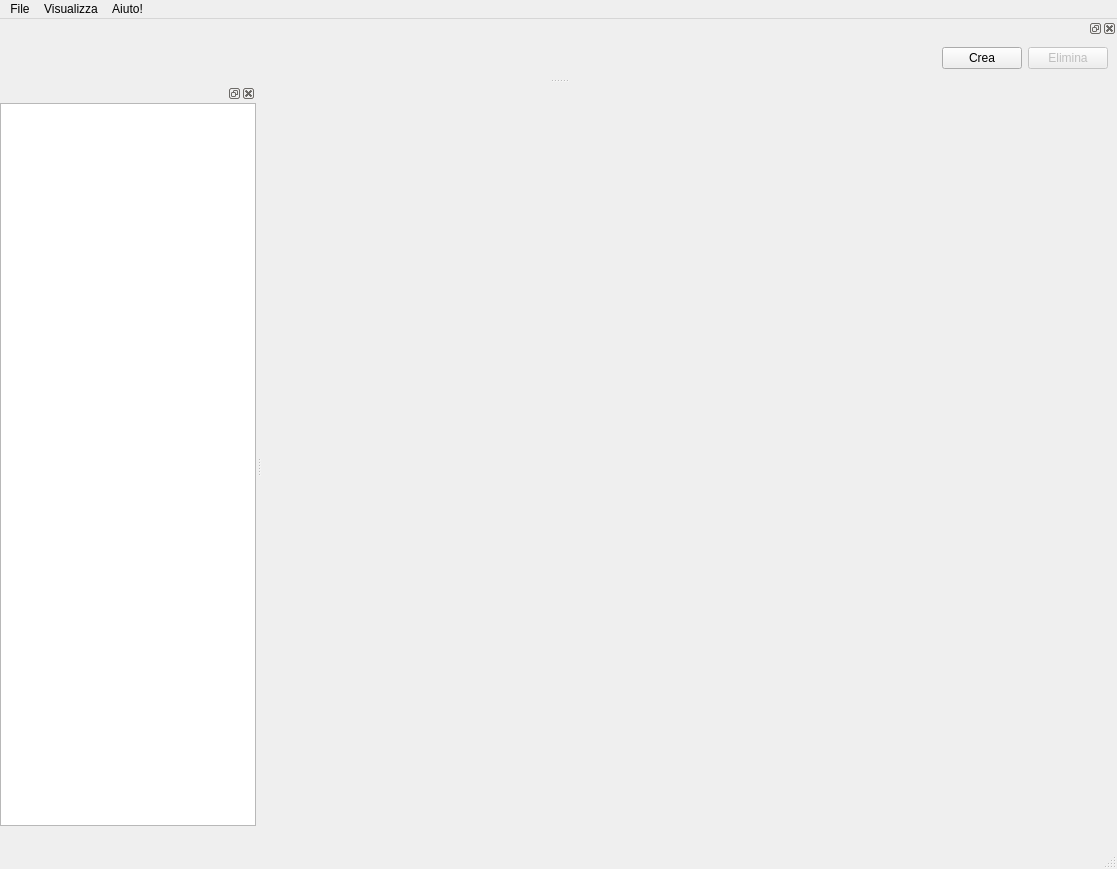
First picture: the form in Thinkzone-gui/gui/conversations.ui, repository portaloffreedom/ThinkZone, before the edit.
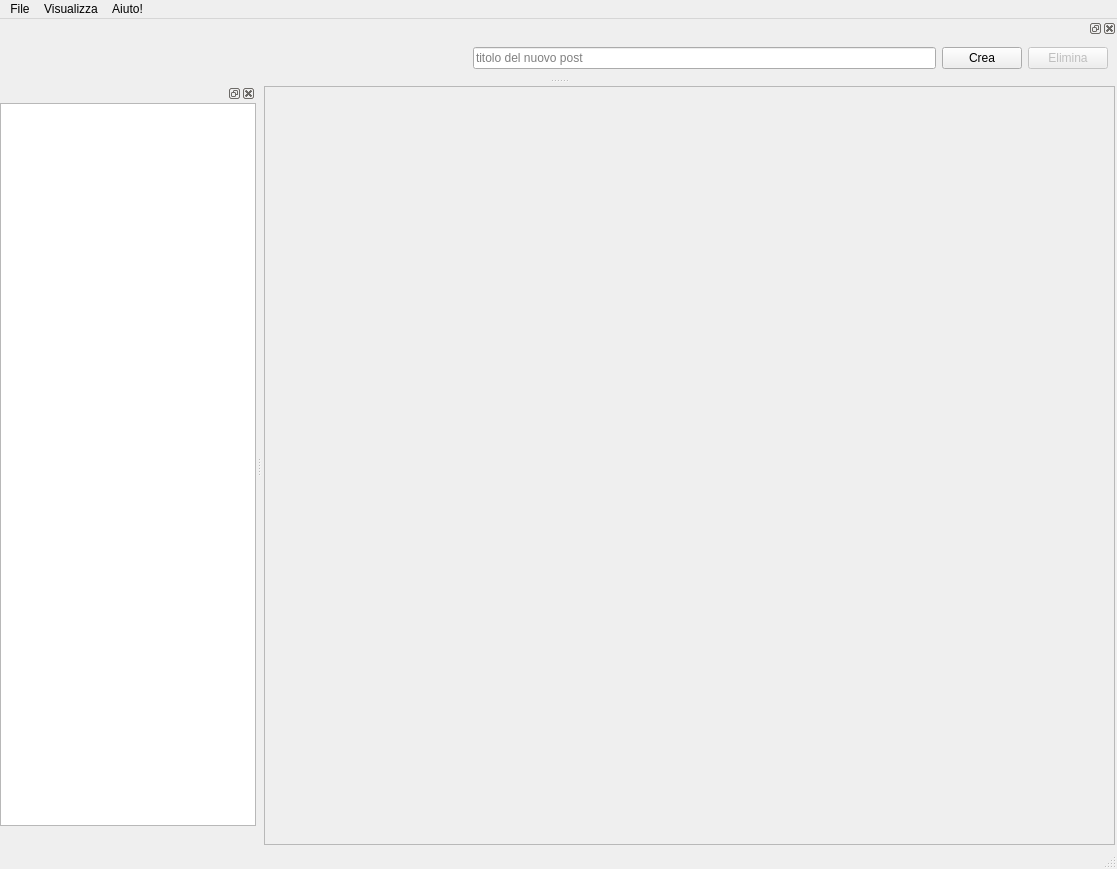
Second picture: the form after the edit. Icons and pictures are not drawn.

Commit message: Implementata creazione dei post. Implementati più post per pagina

Diff of the .ui file:
```diff
--- a/Thinkzone-gui/gui/conversations.ui
+++ b/Thinkzone-gui/gui/conversations.ui
@@ -14,7 +14,7 @@
    <string>MainWindow</string>
   </property>
   <widget class="QWidget" name="centralwidget">
-   <layout class="QVBoxLayout" name="verticalLayout">
+   <layout class="QHBoxLayout" name="horizontalLayout">
     <property name="spacing">
      <number>2</number>
     </property>
@@ -22,39 +22,21 @@
      <number>2</number>
     </property>
     <item>
-     <widget class="QWidget" name="post_area" native="true">
-      <layout class="QVBoxLayout" name="verticalLayout_3">
-       <property name="margin">
-        <number>0</number>
+     <widget class="QScrollArea" name="scrollArea">
+      <property name="widgetResizable">
+       <bool>true</bool>
+      </property>
+      <widget class="QWidget" name="scrollAreaWidgetContents">
+       <property name="geometry">
+        <rect>
+         <x>0</x>
+         <y>0</y>
+         <width>849</width>
+         <height>725</height>
+        </rect>
        </property>
-       <item>
-        <widget class="QWidget" name="TextareaContainer" native="true">
-         <property name="sizePolicy">
-          <sizepolicy hsizetype="Preferred" vsizetype="Expanding">
-           <horstretch>0</horstretch>
-           <verstretch>0</verstretch>
-          </sizepolicy>
-         </property>
-         <property name="minimumSize">
-          <size>
-           <width>0</width>
-           <height>0</height>
-          </size>
-         </property>
-         <property name="sizeIncrement">
-          <size>
-           <width>0</width>
-           <height>100</height>
-          </size>
-         </property>
-         <layout class="QVBoxLayout" name="layoutTextarea">
-          <property name="margin">
-           <number>0</number>
-          </property>
-         </layout>
-        </widget>
-       </item>
-      </layout>
+       <layout class="QVBoxLayout" name="layoutTextarea"/>
+      </widget>
      </widget>
     </item>
    </layout>
@@ -173,6 +155,13 @@
        </property>
       </spacer>
      </item>
+     <item>
+      <widget class="QLineEdit" name="titoloEdit">
+       <property name="placeholderText">
+        <string>titolo del nuovo post</string>
+       </property>
+      </widget>
+     </item>
      <item>
       <widget class="QPushButton" name="buttonCrea">
        <property name="text">
```
Left out of the diff: 8 changed lines with no effect on the pictures. The commit also changes 4 other files.
